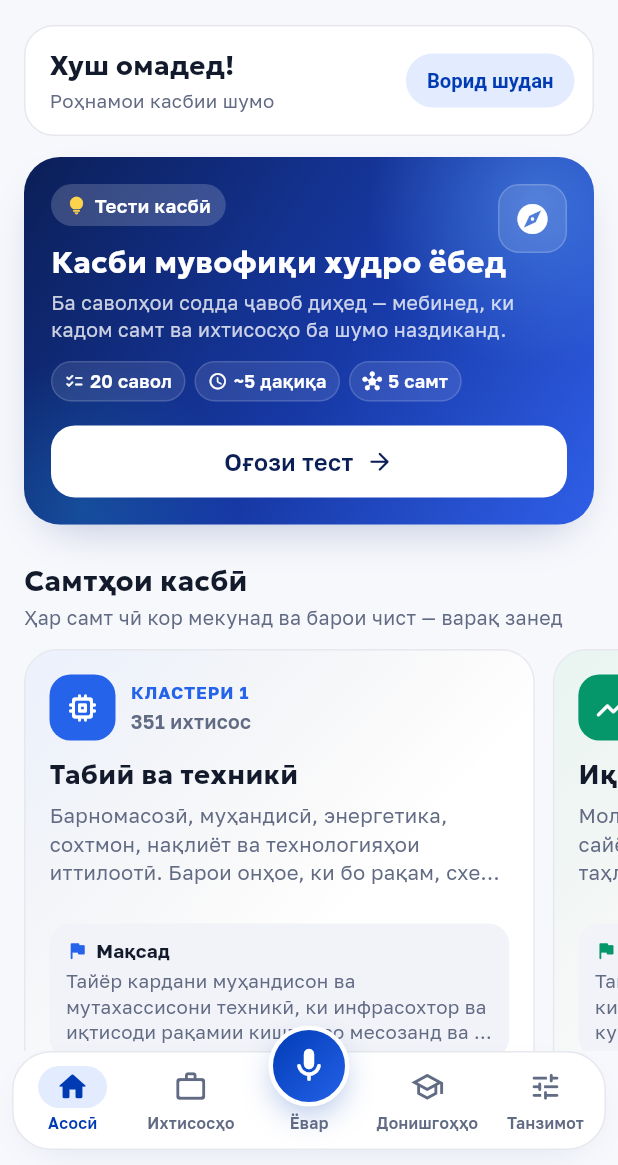
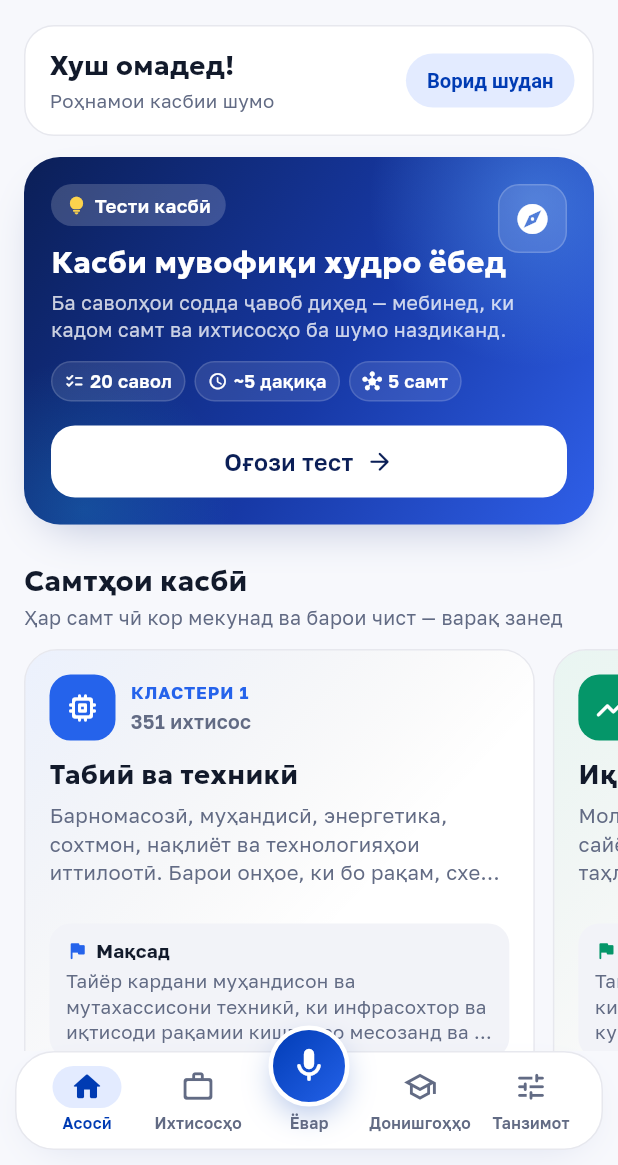
Before and after one commit to gulmatovmurodbek9-jpg/My-career, a Flutter app: the AppShell screen opened directly, on a phone screen of 412 x 824 dp, the part 71-1236 px from its top. Run offline on Flutter 3.47's test engine with Material 3 defaults, Android fonts, the light colour scheme and no system bars; our stand-ins replace audioplayers, flutter_secure_storage, google_sign_in, shared_preferences; missing offline and left inert: record; accounts and stored records are empty; network calls fail.

Commit message:
Barnoma: menyui poen - fosila dar dohili panel

```diff
--- a/mobile/lib/screens/shell.dart
+++ b/mobile/lib/screens/shell.dart
@@ -39,7 +39,7 @@ class _AppShellState extends State<AppShell> {
       bottomNavigationBar: SafeArea(
         minimum: const EdgeInsets.only(bottom: 10),
         child: Padding(
-          padding: const EdgeInsets.fromLTRB(8, 0, 8, 0),
+          padding: const EdgeInsets.fromLTRB(10, 0, 10, 0),
           child: Container(
             height: 66,
             decoration: BoxDecoration(
@@ -48,6 +48,8 @@ class _AppShellState extends State<AppShell> {
               border: Border.all(color: AppColors.border),
               boxShadow: AppColors.dark ? null : const [BoxShadow(color: Color(0x1F0D2E8C), blurRadius: 20, offset: Offset(0, 8), spreadRadius: -10)],
             ),
+            // Фосила дар дохили панел: нишонаҳои канорӣ ба гӯшаи мудаввар начаспанд.
+            padding: const EdgeInsets.symmetric(horizontal: 10),
             child: Row(
               children: [
                 _NavItem(icon: Icons.home_outlined, activeIcon: Icons.home_rounded, label: t('Асосӣ'), selected: _tab == 0, onTap: () => select(0)),
```
